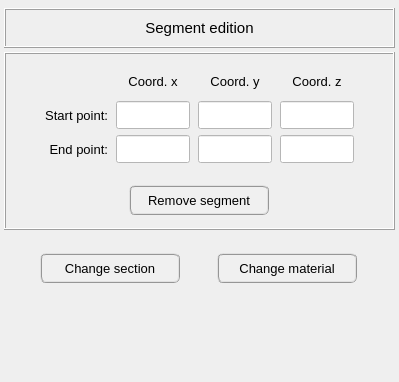
This is pulse/interface/ui_files/model/geometry/edit_pipe.ui in open-pulse/OpenPulse as Qt 5 draws it before an edit. The edited form follows.
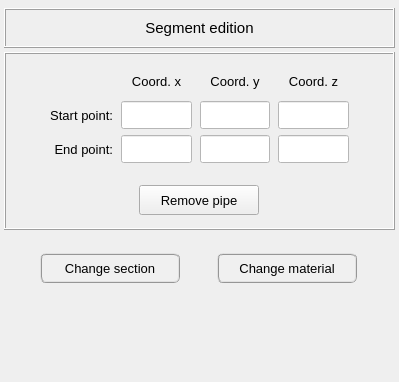
This is the edited form.

Patch:
```diff
--- a/pulse/interface/ui_files/model/geometry/edit_pipe.ui
+++ b/pulse/interface/ui_files/model/geometry/edit_pipe.ui
@@ -144,19 +144,6 @@
          <property name="spacing">
           <number>4</number>
          </property>
-         <item row="0" column="2">
-          <spacer name="horizontalSpacer_2">
-           <property name="orientation">
-            <enum>Qt::Horizontal</enum>
-           </property>
-           <property name="sizeHint" stdset="0">
-            <size>
-             <width>40</width>
-             <height>20</height>
-            </size>
-           </property>
-          </spacer>
-         </item>
          <item row="0" column="1">
           <widget class="QFrame" name="frame_3">
            <property name="font">
@@ -174,7 +161,7 @@
             <property name="horizontalSpacing">
              <number>8</number>
             </property>
-            <item row="1" column="2">
+            <item row="1" column="3">
              <widget class="QLineEdit" name="coord_y_start">
               <property name="enabled">
                <bool>true</bool>
@@ -210,7 +197,7 @@
               </property>
              </widget>
             </item>
-            <item row="1" column="1">
+            <item row="1" column="2">
              <widget class="QLineEdit" name="coord_x_start">
               <property name="enabled">
                <bool>true</bool>
@@ -246,7 +233,7 @@
               </property>
              </widget>
             </item>
-            <item row="0" column="0">
+            <item row="0" column="1">
              <widget class="QLabel" name="label_5">
               <property name="minimumSize">
                <size>
@@ -265,20 +252,17 @@
               </property>
              </widget>
             </item>
-            <item row="1" column="3">
-             <widget class="QLineEdit" name="coord_z_start">
-              <property name="enabled">
-               <bool>true</bool>
-              </property>
+            <item row="0" column="3">
+             <widget class="QLabel" name="label_8">
               <property name="minimumSize">
                <size>
-                <width>60</width>
+                <width>0</width>
                 <height>28</height>
                </size>
               </property>
               <property name="maximumSize">
                <size>
-                <width>80</width>
+                <width>16777215</width>
                 <height>28</height>
                </size>
               </property>
@@ -287,58 +271,29 @@
                 <pointsize>10</pointsize>
                </font>
               </property>
-              <property name="focusPolicy">
-               <enum>Qt::ClickFocus</enum>
-              </property>
-              <property name="styleSheet">
-               <string notr="true">background-color: rgb(255, 255, 255);</string>
-              </property>
               <property name="text">
-               <string/>
+               <string>Coord. y</string>
               </property>
               <property name="alignment">
                <set>Qt::AlignCenter</set>
               </property>
              </widget>
             </item>
-            <item row="2" column="1">
-             <widget class="QLineEdit" name="coord_x_end">
-              <property name="enabled">
-               <bool>true</bool>
+            <item row="1" column="0">
+             <spacer name="horizontalSpacer">
+              <property name="orientation">
+               <enum>Qt::Horizontal</enum>
               </property>
-              <property name="minimumSize">
+              <property name="sizeHint" stdset="0">
                <size>
-                <width>60</width>
-                <height>28</height>
+                <width>40</width>
+                <height>20</height>
                </size>
               </property>
-              <property name="maximumSize">
-               <size>
-                <width>80</width>
-                <height>28</height>
-               </size>
-              </property>
-              <property name="font">
-               <font>
-                <pointsize>10</pointsize>
-               </font>
-              </property>
-              <property name="focusPolicy">
-               <enum>Qt::ClickFocus</enum>
-              </property>
-              <property name="styleSheet">
-               <string notr="true">background-color: rgb(255, 255, 255);</string>
-              </property>
-              <property name="text">
-               <string/>
-              </property>
-              <property name="alignment">
-               <set>Qt::AlignCenter</set>
-              </property>
-             </widget>
+             </spacer>
             </item>
             <item row="2" column="2">
-             <widget class="QLineEdit" name="coord_y_end">
+             <widget class="QLineEdit" name="coord_x_end">
               <property name="enabled">
                <bool>true</bool>
               </property>
@@ -373,7 +328,7 @@
               </property>
              </widget>
             </item>
-            <item row="2" column="3">
+            <item row="2" column="4">
              <widget class="QLineEdit" name="coord_z_end">
               <property name="enabled">
                <bool>true</bool>
@@ -409,7 +364,7 @@
               </property>
              </widget>
             </item>
-            <item row="0" column="1">
+            <item row="0" column="2">
              <widget class="QLabel" name="label_6">
               <property name="minimumSize">
                <size>
@@ -436,17 +391,20 @@
               </property>
              </widget>
             </item>
-            <item row="0" column="2">
-             <widget class="QLabel" name="label_8">
+            <item row="2" column="3">
+             <widget class="QLineEdit" name="coord_y_end">
+              <property name="enabled">
+               <bool>true</bool>
+              </property>
               <property name="minimumSize">
                <size>
-                <width>0</width>
+                <width>60</width>
                 <height>28</height>
                </size>
               </property>
               <property name="maximumSize">
                <size>
-                <width>16777215</width>
+                <width>80</width>
                 <height>28</height>
                </size>
               </property>
@@ -455,52 +413,34 @@
                 <pointsize>10</pointsize>
                </font>
               </property>
-              <property name="text">
-               <string>Coord. y</string>
+              <property name="focusPolicy">
+               <enum>Qt::ClickFocus</enum>
               </property>
-              <property name="alignment">
-               <set>Qt::AlignCenter</set>
+              <property name="styleSheet">
+               <string notr="true">background-color: rgb(255, 255, 255);</string>
               </property>
-             </widget>
-            </item>
-            <item row="0" column="3">
-             <widget class="QLabel" name="label_7">
-              <property name="minimumSize">
-               <size>
-                <width>0</width>
-                <height>28</height>
-               </size>
-              </property>
-              <property name="maximumSize">
-               <size>
-                <width>16777215</width>
-                <height>28</height>
-               </size>
-              </property>
-              <property name="font">
-               <font>
-                <pointsize>10</pointsize>
-               </font>
-              </property>
               <property name="text">
-               <string>Coord. z</string>
+               <string/>
               </property>
               <property name="alignment">
                <set>Qt::AlignCenter</set>
               </property>
              </widget>
             </item>
-            <item row="2" column="0">
-             <widget class="QLabel" name="label_4">
+            <item row="1" column="4">
+             <widget class="QLineEdit" name="coord_z_start">
+              <property name="enabled">
+               <bool>true</bool>
+              </property>
               <property name="minimumSize">
                <size>
-                <width>0</width>
+                <width>60</width>
                 <height>28</height>
                </size>
               </property>
               <property name="maximumSize">
                <size>
-                <width>16777215</width>
+                <width>80</width>
                 <height>28</height>
                </size>
               </property>
@@ -509,15 +449,21 @@
                 <pointsize>10</pointsize>
                </font>
               </property>
+              <property name="focusPolicy">
+               <enum>Qt::ClickFocus</enum>
+              </property>
+              <property name="styleSheet">
+               <string notr="true">background-color: rgb(255, 255, 255);</string>
+              </property>
               <property name="text">
-               <string>End point:</string>
+               <string/>
               </property>
               <property name="alignment">
-               <set>Qt::AlignRight|Qt::AlignTrailing|Qt::AlignVCenter</set>
+               <set>Qt::AlignCenter</set>
               </property>
              </widget>
             </item>
-            <item row="1" column="0">
+            <item row="1" column="1">
              <widget class="QLabel" name="label_3">
               <property name="minimumSize">
                <size>
@@ -544,30 +490,78 @@
               </property>
              </widget>
             </item>
+            <item row="2" column="1">
+             <widget class="QLabel" name="label_4">
+              <property name="minimumSize">
+               <size>
+                <width>0</width>
+                <height>28</height>
+               </size>
+              </property>
+              <property name="maximumSize">
+               <size>
+                <width>16777215</width>
+                <height>28</height>
+               </size>
+              </property>
+              <property name="font">
+               <font>
+                <pointsize>10</pointsize>
+               </font>
+              </property>
+              <property name="text">
+               <string>End point:</string>
+              </property>
+              <property name="alignment">
+               <set>Qt::AlignRight|Qt::AlignTrailing|Qt::AlignVCenter</set>
+              </property>
+             </widget>
+            </item>
+            <item row="0" column="4">
+             <widget class="QLabel" name="label_7">
+              <property name="minimumSize">
+               <size>
+                <width>0</width>
+                <height>28</height>
+               </size>
+              </property>
+              <property name="maximumSize">
+               <size>
+                <width>16777215</width>
+                <height>28</height>
+               </size>
+              </property>
+              <property name="font">
+               <font>
+                <pointsize>10</pointsize>
+               </font>
+              </property>
+              <property name="text">
+               <string>Coord. z</string>
+              </property>
+              <property name="alignment">
+               <set>Qt::AlignCenter</set>
+              </property>
+             </widget>
+            </item>
+            <item row="1" column="5">
+             <spacer name="horizontalSpacer_2">
+              <property name="orientation">
+               <enum>Qt::Horizontal</enum>
+              </property>
+              <property name="sizeHint" stdset="0">
+               <size>
+                <width>40</width>
+                <height>20</height>
+               </size>
+              </property>
+             </spacer>
+            </item>
            </layout>
           </widget>
          </item>
-         <item row="0" column="0">
-          <spacer name="horizontalSpacer">
-           <property name="orientation">
-            <enum>Qt::Horizontal</enum>
-           </property>
-           <property name="sizeHint" stdset="0">
-            <size>
-             <width>40</width>
-             <height>20</height>
-            </size>
-           </property>
-          </spacer>
-         </item>
-         <item row="1" column="0" colspan="3">
+         <item row="1" column="1">
           <widget class="QFrame" name="frame_5">
-           <property name="minimumSize">
-            <size>
-             <width>0</width>
-             <height>48</height>
-            </size>
-           </property>
            <property name="frameShape">
             <enum>QFrame::NoFrame</enum>
            </property>
@@ -579,33 +573,26 @@
              <widget class="QPushButton" name="remove_segment_button">
               <property name="minimumSize">
                <size>
-                <width>140</width>
+                <width>120</width>
                 <height>30</height>
                </size>
               </property>
               <property name="maximumSize">
                <size>
-                <width>140</width>
+                <width>120</width>
                 <height>30</height>
                </size>
               </property>
               <property name="font">
                <font>
-                <family>MS Shell Dlg 2</family>
                 <pointsize>10</pointsize>
-                <weight>50</weight>
-                <italic>false</italic>
-                <bold>false</bold>
                </font>
               </property>
               <property name="styleSheet">
-               <string notr="true">QPushButton{border-radius: 6px; border-color: rgb(150, 150, 150); border-style: ridge; border-width: 2px; color: rgb(0, 0, 0); background-color: rgb(240, 240, 240)}
-QPushButton:hover{border-radius: 6px; border-color: rgb(0, 170, 255); border-style: ridge; border-width: 2px; color: rgb(0, 0, 0); background-color: rgba(174, 213, 255, 100)}
-QPushButton:pressed{border-radius: 6px; border-color: rgb(0, 170, 255); border-style: ridge; border-width: 2px; color: rgb(0, 0, 0); background-color: rgb(174, 213, 255)}
-QPushButton:disabled{border-radius: 6px; border-color: rgb(150, 150, 150); border-style: ridge; border-width: 0px; color: rgb(150,150, 150); background-color: rgb(220, 220, 220)}</string>
+               <string notr="true"/>
               </property>
               <property name="text">
-               <string>Remove segment</string>
+               <string>Remove pipe</string>
               </property>
              </widget>
             </item>
```
